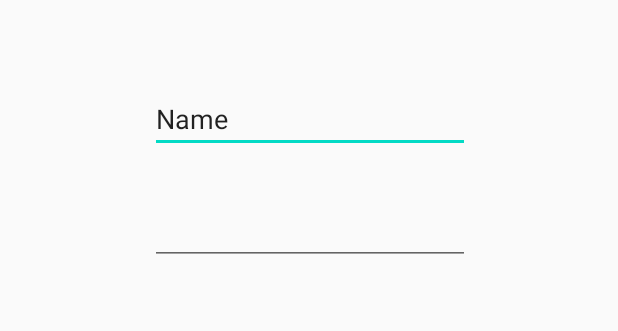
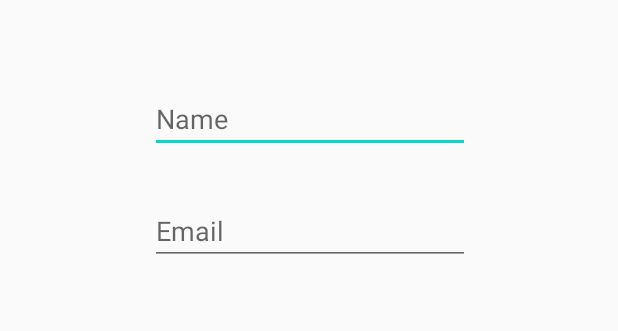
Before and after one commit to kucingtakucin/Information-App, an Android app: the layout activity_main.xml on its own in the app's theme, with its tools: preview values and no code run, on a phone screen of 412 x 824 dp. Shown: the part 265-596 px from the top of the screen. Run offline under Robolectric (Android 15) with nearby library versions, the phone set to English and light mode, and no system bars.

Commit message:
Mengoper data antar activity

```diff
--- a/app/src/main/java/com/android/informationapp/MainActivity.kt
+++ b/app/src/main/java/com/android/informationapp/MainActivity.kt
@@ -14,7 +14,9 @@ class MainActivity : AppCompatActivity() {
         dataBinding = DataBindingUtil.setContentView(this@MainActivity, R.layout.activity_main)
         dataBinding.apply {
             button.setOnClickListener {
-                val intent = Intent(this@MainActivity, ResultActivity::class.java)
+                intent = Intent(this@MainActivity, ResultActivity::class.java)
+                intent.putExtra("name", inputName.text.toString())
+                intent.putExtra("email", inputEmail.text.toString())
                 startActivity(intent)
             }
         }
--- a/app/src/main/res/layout/activity_main.xml
+++ b/app/src/main/res/layout/activity_main.xml
@@ -37,14 +37,14 @@
             app:layout_constraintVertical_bias="0.398" />
 
         <EditText
-            android:id="@+id/editTextTextPersonName"
+            android:id="@+id/inputName"
             android:layout_width="wrap_content"
             android:layout_height="wrap_content"
             android:autofillHints="@string/name"
             android:ems="10"
-            android:inputType="textPersonName"
-            android:text="@string/name"
-            app:layout_constraintBottom_toTopOf="@+id/editTextTextEmailAddress"
+            android:inputType="text"
+            android:hint="@string/name"
+            app:layout_constraintBottom_toTopOf="@+id/inputEmail"
             app:layout_constraintEnd_toEndOf="parent"
             app:layout_constraintHorizontal_bias="0.502"
             app:layout_constraintStart_toStartOf="parent"
@@ -52,12 +52,13 @@
             app:layout_constraintVertical_bias="0.737" />
 
         <EditText
-            android:id="@+id/editTextTextEmailAddress"
+            android:id="@+id/inputEmail"
             android:layout_width="wrap_content"
             android:layout_height="wrap_content"
             android:layout_marginBottom="68dp"
             android:ems="10"
             android:inputType="textEmailAddress"
+            android:hint="@string/email"
             app:layout_constraintBottom_toTopOf="@+id/button"
             app:layout_constraintEnd_toEndOf="parent"
             app:layout_constraintHorizontal_bias="0.502"
--- a/app/src/main/res/values/strings.xml
+++ b/app/src/main/res/values/strings.xml
@@ -4,4 +4,5 @@
     <string name="biodata">Biodata</string>
     <string name="name">Name</string>
     <string name="email">Email</string>
+    <string name="berhasil">Berhasil</string>
 </resources>
```
Also changed, not shown: app/src/main/java/com/android/informationapp/ResultActivity.kt (+8 -1 lines), app/src/main/res/layout/activity_result.xml (+6 -3 lines).
